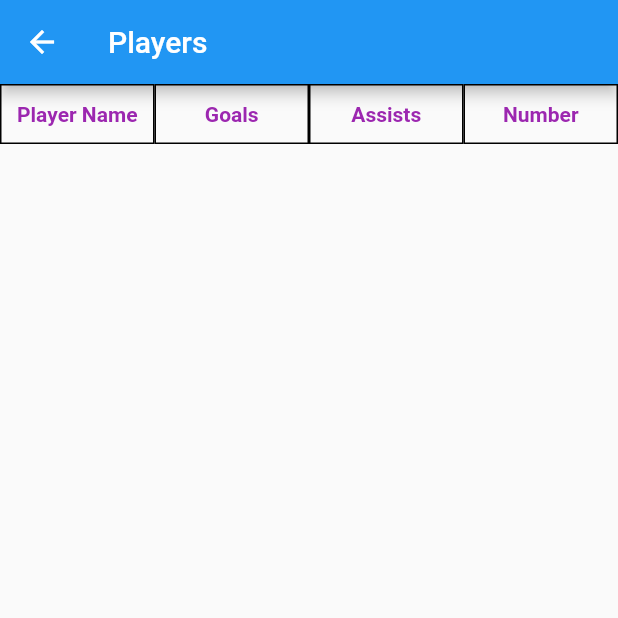
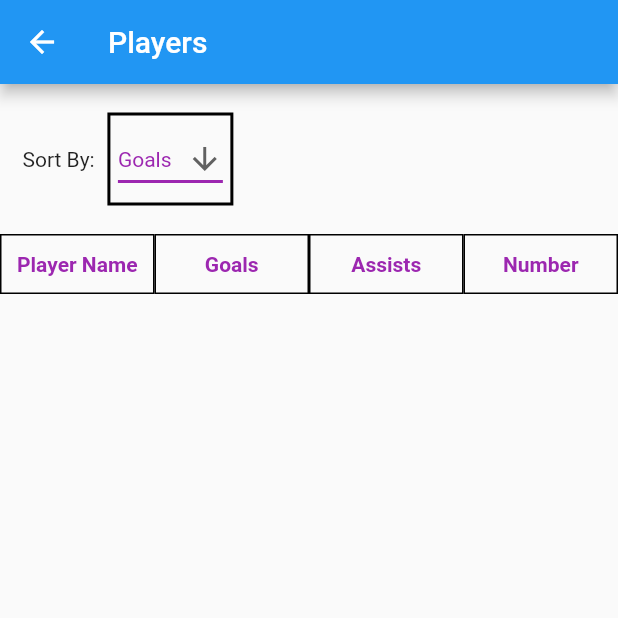
Before and after one commit to backer/oystars-flutter, a Flutter app: the PlayersScreen screen opened directly with empty values, on a phone screen of 412 x 824 dp, the top half of it. Run offline on Flutter 3.47's test engine with Material 2 defaults, Android fonts, the phone set to English and light mode, and no system bars.

Commit message:
Add sort dropdown to soccer players screen
With options to sort by goals, assists, and name

```diff
--- a/lib/constants/dimens.dart
+++ b/lib/constants/dimens.dart
@@ -1,3 +1,11 @@
 const double statsItemHeight = 40;
 const double statsItemVerticalSpacing = 10;
 const double statsItemHorizontalSpacing = 10;
+
+const double soccerPlayersDropdownRowHeight = 100;
+const double soccerPlayersSortDropdownMarginLeft = 15;
+const double soccerPlayersSortDropdownMarginRight = 5;
+const int dropDownButtonElevation = 16;
+const double dropDownBorderWidth = 2;
+const double dropDownPadding = 5;
+const double dropDownUnderlineHeight = 2;
--- a/lib/constants/strings.dart
+++ b/lib/constants/strings.dart
@@ -13,3 +13,5 @@ const jsonName = 'name';
 const jsonNumber = 'number';
 const jsonGoals = 'goals';
 const jsonAssists = 'assists';
+
+const sortByLabel = 'Sort By: ';
--- a/lib/routes/players.dart
+++ b/lib/routes/players.dart
@@ -1,4 +1,5 @@
 import 'package:flutter/material.dart';
+import 'package:oystars_flutter_app/constants/dimens.dart';
 import 'package:oystars_flutter_app/constants/strings.dart';
 import 'package:oystars_flutter_app/data.model/soccer_player.dart';
 import 'package:oystars_flutter_app/widgets/stats_table.dart';
@@ -13,6 +14,12 @@ class PlayersScreen extends StatefulWidget {
 }
 
 class PlayersState extends State<PlayersScreen> {
+  static const sortOptionGoals = 'Goals';
+  static const sortOptionAssists = 'Assists';
+  static const sortOptionName = 'Name';
+
+  String sortOption = sortOptionGoals;
+
   @override
   Widget build(BuildContext context) {
     var headers = [
@@ -21,7 +28,7 @@ class PlayersState extends State<PlayersScreen> {
       'Assists',
       'Number',
     ];
-    sortPlayersByGoals();
+    sortPlayers();
     var values = playersToRows(widget.players);
     debugPrint('playersToRows = ${values}');
 
@@ -35,11 +42,56 @@ class PlayersState extends State<PlayersScreen> {
 
     return Scaffold(
       appBar: appBar,
-      body: StatsTable(
-        headers: headers,
-        values: values,
-        height: screenHeight - appBar.preferredSize.height,
-      ),
+      body: Column(children: [
+        Container(
+          height: soccerPlayersDropdownRowHeight,
+          child: Row(children: [
+            Container(
+              margin: EdgeInsets.only(
+                  left: soccerPlayersSortDropdownMarginLeft,
+                  right: soccerPlayersSortDropdownMarginRight),
+              child: Text(sortByLabel),
+            ),
+            Container(
+                decoration: BoxDecoration(
+                    border: Border.all(
+                        color: Colors.black, width: dropDownBorderWidth)),
+                padding: EdgeInsets.all(dropDownPadding),
+                child: DropdownButton<String>(
+                  value: sortOption,
+                  icon: const Icon(Icons.arrow_downward),
+                  elevation: dropDownButtonElevation,
+                  style: const TextStyle(color: Colors.purple),
+                  underline: Container(
+                    height: dropDownUnderlineHeight,
+                    color: Colors.purple,
+                  ),
+                  onChanged: (String? newValue) {
+                    setState(() {
+                      sortOption = newValue!;
+                    });
+                  },
+                  items: <String>[
+                    sortOptionGoals,
+                    sortOptionAssists,
+                    sortOptionName
+                  ].map<DropdownMenuItem<String>>((String value) {
+                    return DropdownMenuItem<String>(
+                      value: value,
+                      child: Text(value),
+                    );
+                  }).toList(),
+                )),
+          ]),
+        ),
+        StatsTable(
+          headers: headers,
+          values: values,
+          height: screenHeight -
+              appBar.preferredSize.height -
+              soccerPlayersDropdownRowHeight,
+        )
+      ]),
     );
   }
 
@@ -59,7 +111,23 @@ class PlayersState extends State<PlayersScreen> {
     return rows;
   }
 
-  sortPlayersByGoals() {
-    widget.players.sort((a, b) => -a.goals.compareTo(b.goals));
+  sortPlayers() {
+    switch (sortOption) {
+      case sortOptionAssists:
+        {
+          widget.players.sort((a, b) => -a.assists.compareTo(b.assists));
+        }
+        break;
+      case sortOptionName:
+        {
+          widget.players.sort((a, b) => a.name.compareTo(b.name));
+        }
+        break;
+      case sortOptionGoals:
+      default:
+        {
+          widget.players.sort((a, b) => -a.goals.compareTo(b.goals));
+        }
+    }
   }
 }
```
